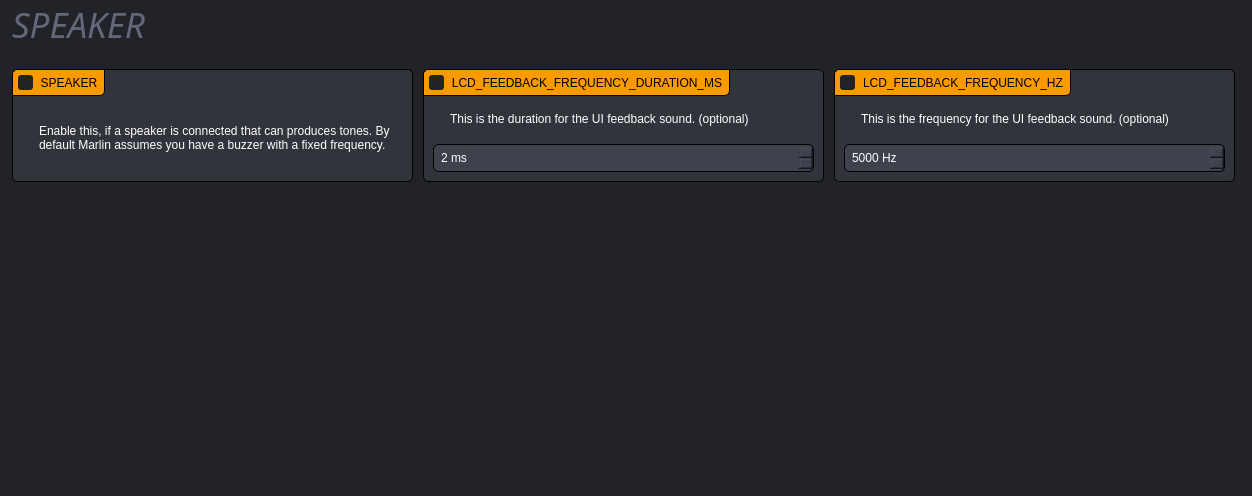
The window that gui/SpeakerPage.ui (SimonBuxx/iloop-marlin-configurator) describes before a commit, drawn with Qt 5.
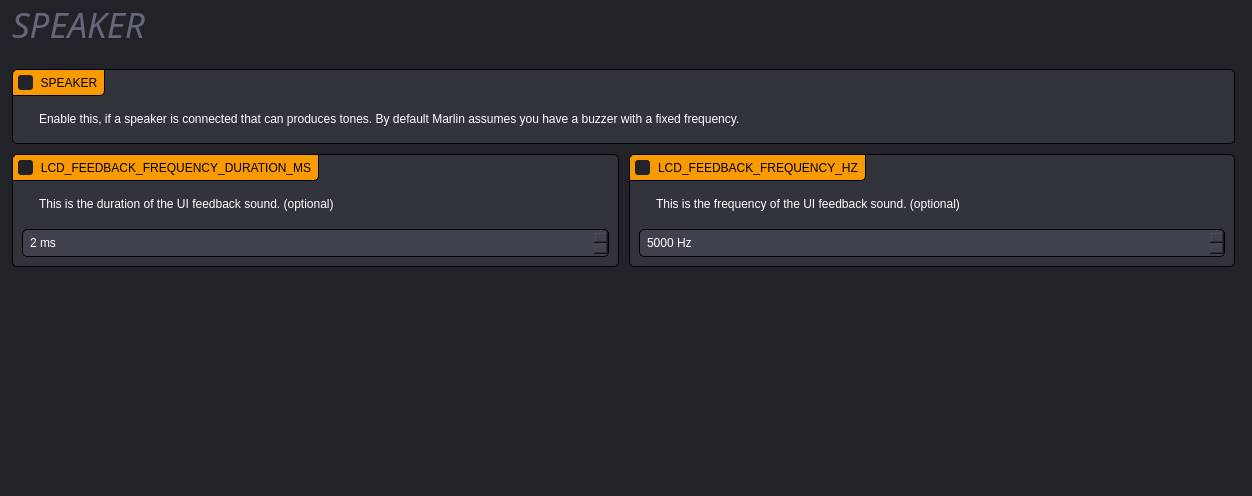
The same window after the commit. Icons and pictures are not drawn.

Commit message: Implementation for encoder page

What changed in the file:
```diff
--- a/gui/SpeakerPage.ui
+++ b/gui/SpeakerPage.ui
@@ -10,12 +10,6 @@
     <height>496</height>
    </rect>
   </property>
-  <property name="minimumSize">
-   <size>
-    <width>0</width>
-    <height>348</height>
-   </size>
-  </property>
   <property name="windowTitle">
    <string>Form</string>
   </property>
@@ -262,7 +256,7 @@
                 image: url(&quot;:/arrow_drop_down_FILL0_wght400_GRAD0_opsz20.svg&quot;);
 }</string>
   </property>
-  <layout class="QGridLayout" name="gridLayout" columnstretch="1,1,1">
+  <layout class="QGridLayout" name="gridLayout" columnstretch="1,0,0">
    <property name="leftMargin">
     <number>12</number>
    </property>
@@ -386,23 +380,7 @@
      </property>
     </spacer>
    </item>
-   <item row="3" column="1">
-    <spacer name="verticalSpacer_2">
-     <property name="orientation">
-      <enum>Qt::Vertical</enum>
-     </property>
-     <property name="sizeType">
-      <enum>QSizePolicy::Fixed</enum>
-     </property>
-     <property name="sizeHint" stdset="0">
-      <size>
-       <width>20</width>
-       <height>10</height>
-      </size>
-     </property>
-    </spacer>
-   </item>
-   <item row="4" column="0">
+   <item row="4" column="0" colspan="3">
     <widget class="QGroupBox" name="uSpeakerBox">
      <property name="title">
       <string>SPEAKER</string>
@@ -443,7 +421,31 @@
      </layout>
     </widget>
    </item>
-   <item row="4" column="1">
+   <item row="10" column="0" colspan="3">
+    <widget class="QWidget" name="widget_2" native="true">
+     <property name="minimumSize">
+      <size>
+       <width>0</width>
+       <height>0</height>
+      </size>
+     </property>
+     <layout class="QGridLayout" name="gridLayout_6">
+      <property name="leftMargin">
+       <number>0</number>
+      </property>
+      <property name="topMargin">
+       <number>0</number>
+      </property>
+      <property name="rightMargin">
+       <number>0</number>
+      </property>
+      <property name="bottomMargin">
+       <number>0</number>
+      </property>
+      <property name="spacing">
+       <number>10</number>
+      </property>
+      <item row="0" column="0">
     <widget class="QGroupBox" name="uLcdFeedbackFrequencyDurationMsBox">
      <property name="title">
       <string>LCD_FEEDBACK_FREQUENCY_DURATION_MS</string>
@@ -458,7 +460,7 @@
       <item row="0" column="1">
        <widget class="QLabel" name="label_4">
         <property name="text">
-         <string>This is the duration for the UI feedback sound. (optional)</string>
+            <string>This is the duration of the UI feedback sound. (optional)</string>
         </property>
         <property name="wordWrap">
          <bool>true</bool>
@@ -500,7 +502,7 @@
      </layout>
     </widget>
    </item>
-   <item row="4" column="2">
+      <item row="0" column="1">
     <widget class="QGroupBox" name="uLcdFeedbackFrequencyHzBox">
      <property name="title">
       <string>LCD_FEEDBACK_FREQUENCY_HZ</string>
@@ -515,7 +517,7 @@
       <item row="0" column="1">
        <widget class="QLabel" name="label_7">
         <property name="text">
-         <string>This is the frequency for the UI feedback sound. (optional)</string>
+            <string>This is the frequency of the UI feedback sound. (optional)</string>
         </property>
         <property name="wordWrap">
          <bool>true</bool>
@@ -556,6 +558,25 @@
       </item>
      </layout>
     </widget>
+      </item>
+     </layout>
+    </widget>
+   </item>
+   <item row="3" column="0" colspan="3">
+    <spacer name="verticalSpacer_2">
+     <property name="orientation">
+      <enum>Qt::Vertical</enum>
+     </property>
+     <property name="sizeType">
+      <enum>QSizePolicy::Fixed</enum>
+     </property>
+     <property name="sizeHint" stdset="0">
+      <size>
+       <width>20</width>
+       <height>10</height>
+      </size>
+     </property>
+    </spacer>
    </item>
   </layout>
  </widget>
```
Lines whose indentation alone changed are shown as unchanged. The commit also changes 11 other files.
